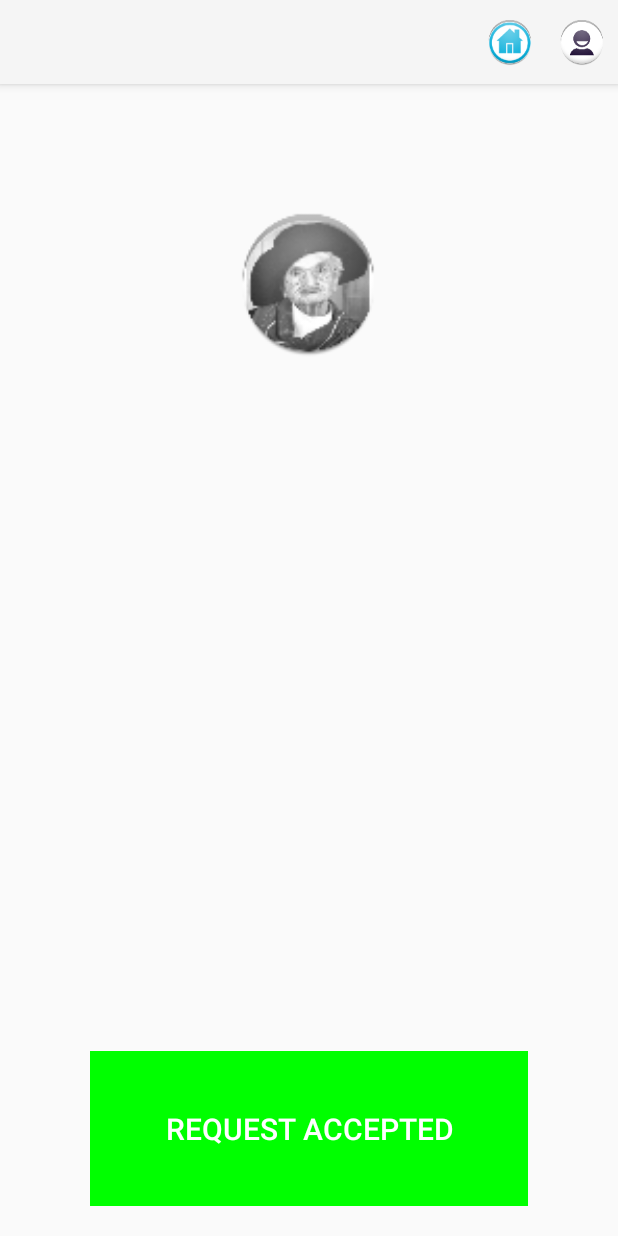
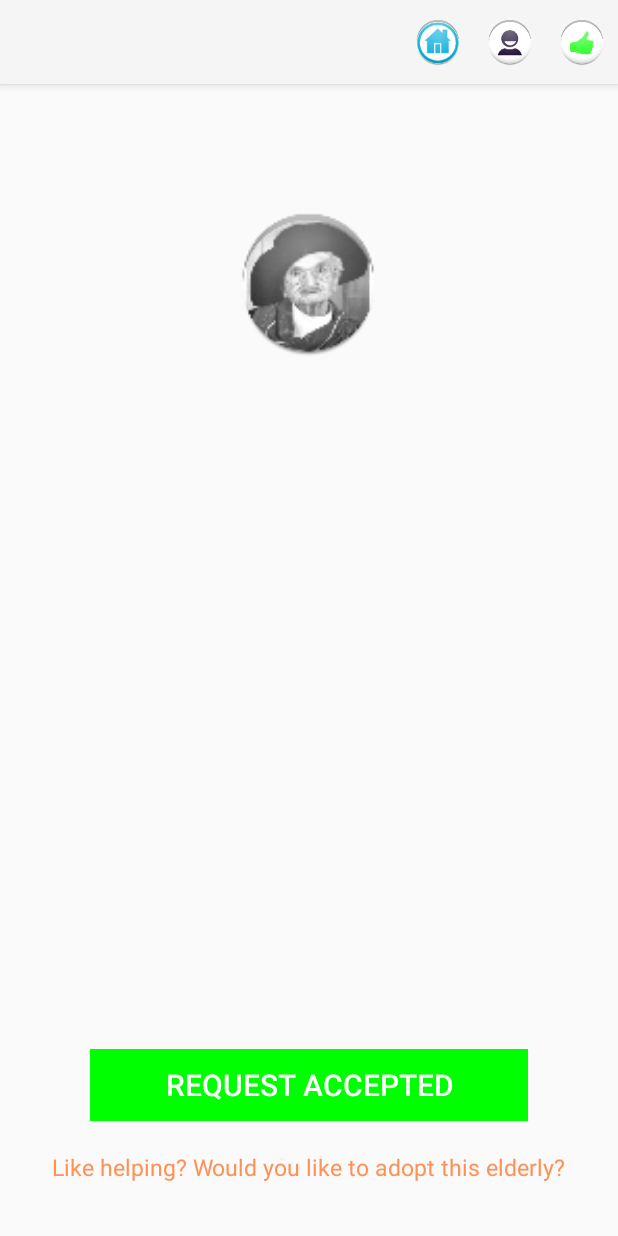
Before and after one commit to susuEllen/adoptGrannie_Android, an Android app: the fragment RequestInfoFragment placed in its activity, on a phone screen of 412 x 824 dp. Run offline under Robolectric (Android 15) with nearby library versions, the phone set to English and light mode, and no system bars; 12 statements that could not run were skipped.

Commit message:
adding VoIP with Sinch

```diff
--- a/app/build.gradle
+++ b/app/build.gradle
@@ -25,4 +25,5 @@ dependencies {
     compile 'com.android.support:support-v4:21.0.3'
     compile 'com.parse.bolts:bolts-android:1.+'
     compile fileTree(dir: 'libs', include: 'Parse-*.jar')
+    compile files('libs/sinch-android-rtc-3.4.3.jar')
 }
--- a/app/src/main/AndroidManifest.xml
+++ b/app/src/main/AndroidManifest.xml
@@ -5,6 +5,9 @@
 
     <uses-permission android:name="android.permission.INTERNET" />
     <uses-permission android:name="android.permission.ACCESS_NETWORK_STATE" />
+    <uses-permission android:name="android.permission.RECORD_AUDIO" />
+    <uses-permission android:name="android.permission.MODIFY_AUDIO_SETTINGS" />
+    <uses-permission android:name="android.permission.READ_PHONE_STATE" />
 
     <application
         android:allowBackup="true"
--- a/app/src/main/java/com/example/ellenwong/adoptagrannie/LoadingActivity.java
+++ b/app/src/main/java/com/example/ellenwong/adoptagrannie/LoadingActivity.java
@@ -126,7 +126,7 @@ public class LoadingActivity extends Activity {
         delayedHide(100);
 
         // delay in seconds
-        startFeedActivityWithDelay(3);
+        startFeedActivityWithDelay(8);
     }
 
 
--- a/app/src/main/java/com/example/ellenwong/adoptagrannie/MainActivity.java
+++ b/app/src/main/java/com/example/ellenwong/adoptagrannie/MainActivity.java
@@ -11,6 +11,7 @@ import android.view.MenuItem;
 import android.view.View;
 import android.view.ViewGroup;
 import android.widget.ListView;
+import android.widget.Toast;
 
 import com.parse.FindCallback;
 import com.parse.GetCallback;
@@ -19,6 +20,12 @@ import com.parse.ParseException;
 import com.parse.ParseObject;
 import com.parse.ParseQuery;
 import com.parse.SaveCallback;
+import com.sinch.android.rtc.PushPair;
+import com.sinch.android.rtc.Sinch;
+import com.sinch.android.rtc.SinchClient;
+import com.sinch.android.rtc.calling.Call;
+import com.sinch.android.rtc.calling.CallClient;
+import com.sinch.android.rtc.calling.CallListener;
 
 import java.util.ArrayList;
 import java.util.List;
@@ -35,6 +42,7 @@ public class MainActivity extends ActionBarActivity implements RequestItemClickL
     private static ItemAdapter mRequestListAdapter = null;
     //private static ArrayList<String> testDataArrayList = null;
     private static ArrayList<Item> itemArrayList = null;
+    private static SinchClient sinchClient = null;
 
     private static ArrayList<Integer> profile_img_drawables = new ArrayList<Integer>();
 
@@ -71,8 +79,70 @@ public class MainActivity extends ActionBarActivity implements RequestItemClickL
                     .commit();
         }
         hardCodeProfileImages();
+
+        android.content.Context context = this.getApplicationContext();
+        sinchClient = Sinch.getSinchClientBuilder().context(context)
+                .applicationKey("3ec48ad6-58b9-4165-a429-31e75b7ca8d3")
+                .applicationSecret("C+30gbg0EEWsSuOO9NiVQA==")
+                .environmentHost("sandbox.sinch.com")
+                .userId("default")
+                .build();
+
+        if(sinchClient != null) {
+            sinchClient.setSupportCalling(true);
+            sinchClient.start();
+        } else {
+            Log.d(TAG, "sinchClient is null");
+        }
+
+        //call.addCallListener(...);
     }
 
+
+    private void makeSinchCall(){
+        // TODO: move this
+        CallClient callClient = sinchClient.getCallClient();
+
+        Call call = callClient.callPhoneNumber("16502792329"); // HARD CODED
+
+        //Context context = getApplicationContext();
+        //CharSequence text = "Calling...";
+        //int duration = Toast.LENGTH_LONG;
+
+        //Toast toast = Toast.makeText(context, text, duration);
+        //toast.show();
+
+        call.addCallListener(new CallListener() {
+            @Override
+            public void onCallProgressing(Call call) {
+                // ringing
+                Toast toast = Toast.makeText(getApplicationContext(), "Calling...", Toast.LENGTH_LONG);
+                toast.show();
+
+            }
+
+            @Override
+            public void onCallEstablished(Call call) {
+                // when person pick up
+                Toast toast = Toast.makeText(getApplicationContext(), "Connected", Toast.LENGTH_LONG);
+                toast.show();
+
+            }
+
+            @Override
+            public void onCallEnded(Call call) {
+                // when call ends
+                Toast toast = Toast.makeText(getApplicationContext(), "Call Ended", Toast.LENGTH_SHORT);
+                toast.show();
+            }
+
+            @Override
+            public void onShouldSendPushNotification(Call call, List<PushPair> pushPairs) {
+                //DO NOTHING
+            }
+        });
+
+    }
 
     @Override
     public boolean onCreateOptionsMenu(Menu menu) {
@@ -99,10 +169,11 @@ public class MainActivity extends ActionBarActivity implements RequestItemClickL
         } else if (id == R.id.action_profile) {
 
             replaceWithProfile();
-        }/* else if (id == R.id.action_testRequest) {
+        } else if (id == R.id.action_testRequest) {
 
+            this.makeSinchCall();
             //replaceWithRequestInfo(new Item());
-        }*/
+        }
 
         return super.onOptionsItemSelected(item);
     }
@@ -232,6 +303,7 @@ public class MainActivity extends ActionBarActivity implements RequestItemClickL
     public void notifyAcceptItemClicked(String requestId) {
         Log.d(TAG, "In notifyAcceptItemClicked. requestId = " + requestId);
 
+
         ParseQuery<Item> query = ParseQuery.getQuery("Request");
 
         // Retrieve the object by id
@@ -241,6 +313,8 @@ public class MainActivity extends ActionBarActivity implements RequestItemClickL
                     // Now let's update it with some new data.
                     if (requestItem != null) {
                         requestItem.put(Item.STATUS, Item.STATUS_ACCEPTED);
+                        //hack
+                        requestItem.put("volunteerid","svmmse8UwO");
                         requestItem.saveInBackground(new SaveCallback() {
                             @Override
                             public void done(ParseException e) {
@@ -251,6 +325,7 @@ public class MainActivity extends ActionBarActivity implements RequestItemClickL
                 }
             }
         });
+
 
 
     }
--- a/app/src/main/java/com/example/ellenwong/adoptagrannie/RequestInfoFragment.java
+++ b/app/src/main/java/com/example/ellenwong/adoptagrannie/RequestInfoFragment.java
@@ -73,7 +73,11 @@ public class RequestInfoFragment extends Fragment {
         //TextView address_textView = (TextView) rootView.findViewById(R.id.grannieAddress_TextView);
         TextView message_textView = (TextView) rootView.findViewById(R.id.grannieMessage_TextView);
         ImageView profile_imageView = (ImageView) rootView.findViewById(R.id.grannie_ImageView);
+        TextView adopt_textView = (TextView) rootView.findViewById(R.id.grannieAdopt_TextView);
 
+        if (adopt_textView != null) {
+            adopt_textView.setVisibility(View.GONE);
+        }
 
         //Populate Fragment with item metadata
 //        if (requestName_textView != null) {
@@ -110,12 +114,18 @@ public class RequestInfoFragment extends Fragment {
         if (acceptButton != null) {
             //TODO: Logic to disable button if request is already accepted
 
-            if (!m_status.equals(Item.STATUS_ACTIVE)) {
+            if (m_status!= null && !m_status.equals(Item.STATUS_ACTIVE)) {
                 Log.d(TAG, "accepted, button disabled. m_status = " + m_status);
                 acceptButton.setBackgroundColor(Color.GREEN);
                 acceptButton.setText("Request Accepted");
                 acceptButton.setClickable(false);
                 acceptButton.setEnabled(false);
+
+                if (adopt_textView != null) {
+                    adopt_textView.setVisibility(View.VISIBLE);
+                    //TODO: create a toast to allow user to "adopt that elderly"
+                }
+
             } else {
                 Log.d(TAG, "not accepted. m_status = " + m_status);
                 if (acceptButton != null) {
--- a/app/src/main/res/layout/fragment_request_info.xml
+++ b/app/src/main/res/layout/fragment_request_info.xml
@@ -55,6 +55,12 @@
             android:padding="30dp"
             android:layout_weight="5"/>
 
+        <LinearLayout
+            android:layout_width="match_parent"
+            android:layout_height="wrap_content"
+            android:orientation="vertical"
+            android:layout_marginBottom="20dp"
+            >
         <Button
             android:layout_gravity="center"
             android:gravity="center"
@@ -73,6 +79,18 @@
             android:id="@+id/acceptButton"
             android:layout_weight="1"/>
 
+            <TextView
+                android:paddingBottom="15dp"
+                android:layout_gravity="center_horizontal"
+                android:layout_width="wrap_content"
+                android:layout_height="wrap_content"
+                android:text="Like helping? Would you like to adopt this elderly?"
+                android:textColor="#ffff9155"
+                android:id="@+id/grannieAdopt_TextView"
+                android:textSize="15dp"/>
+
+
+        </LinearLayout>
 
         </LinearLayout>
 
--- a/app/src/main/res/layout/list_item_main.xml
+++ b/app/src/main/res/layout/list_item_main.xml
@@ -17,6 +17,7 @@
         android:orientation="vertical"
         android:layout_weight="3"
         android:paddingTop="5dp">
+
         <TextView
             android:layout_width="wrap_content"
             android:layout_height="wrap_content"
--- a/app/src/main/res/menu/menu_main.xml
+++ b/app/src/main/res/menu/menu_main.xml
@@ -10,8 +10,8 @@
     <item android:id="@+id/action_profile" android:icon="@drawable/ic_action_profile_page"
         app:showAsAction="always" />
 
-    <!--<item android:id="@+id/action_testRequest" android:icon="@drawable/ic_test"-->
-        <!--app:showAsAction="always" />-->
+    <item android:id="@+id/action_testRequest" android:icon="@drawable/ic_test"
+        app:showAsAction="always" />
 
     <!--<item android:id="@+id/action_settings" android:title="@string/action_settings"-->
         <!--android:orderInCategory="100" app:showAsAction="never" />-->
```
Also changed, not shown: app/src/main/res/layout/activity_loading.xml (+21 -2 lines), app/libs/sinch-android-rtc-3.4.3.jar (added), app/src/main/ic_launcher2-web.png (added), app/src/main/res/drawable-hdpi/ic_launcher2.png (added), app/src/main/res/drawable-hdpi/icon.png (added), app/src/main/res/drawable-mdpi/ic_launcher2.png (added), app/src/main/res/drawable-xhdpi/ic_launcher2.png (added), app/src/main/res/drawable-xxhdpi/ic_launcher2.png (added), 3 other files.
